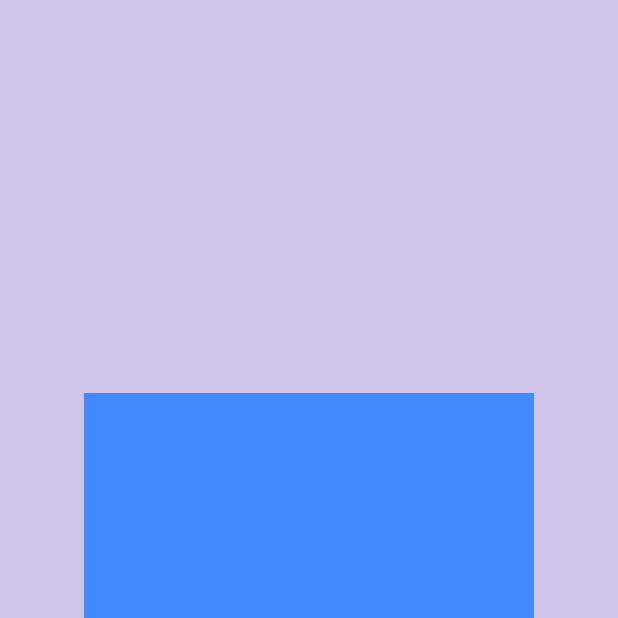
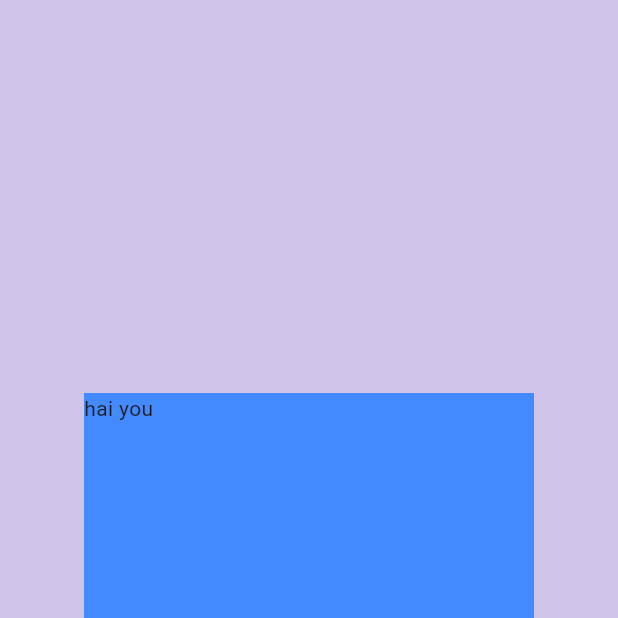
Before and after one commit to Ryuuutaaa/flutter-fundamentals, a Flutter app: the screen it shows after launch, on a phone screen of 412 x 824 dp, the top half of it. Run offline on Flutter 3.47's test engine with Material 3 defaults, Android fonts, the phone set to English and light mode, and no system bars.

Commit message:
feat : add text child

```diff
--- a/lib/main.dart
+++ b/lib/main.dart
@@ -18,6 +18,7 @@ class MyApp extends StatelessWidget {
             height: 300,
             width: 300,
             color: Colors.blueAccent,
+            child: Text("hai you"),
           ),
         ),
       ),
```
